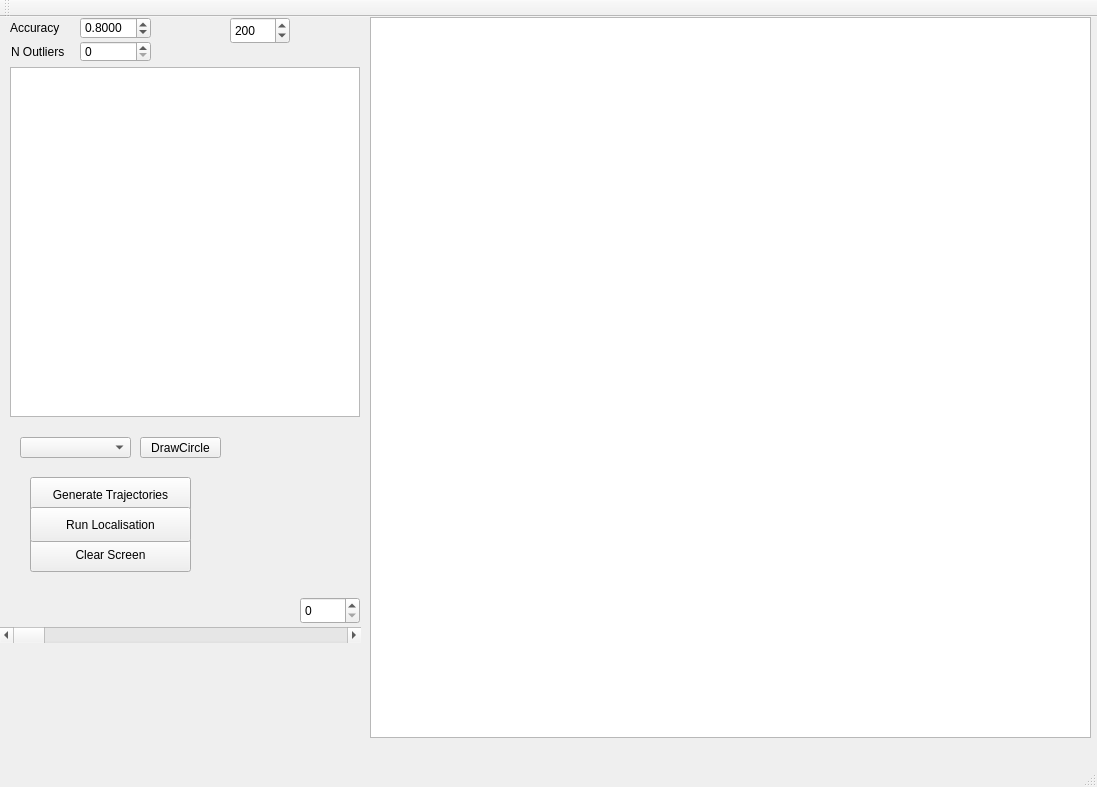
First picture: the form in mainwindow.ui, repository benEnsta/faultManchester, before the edit.
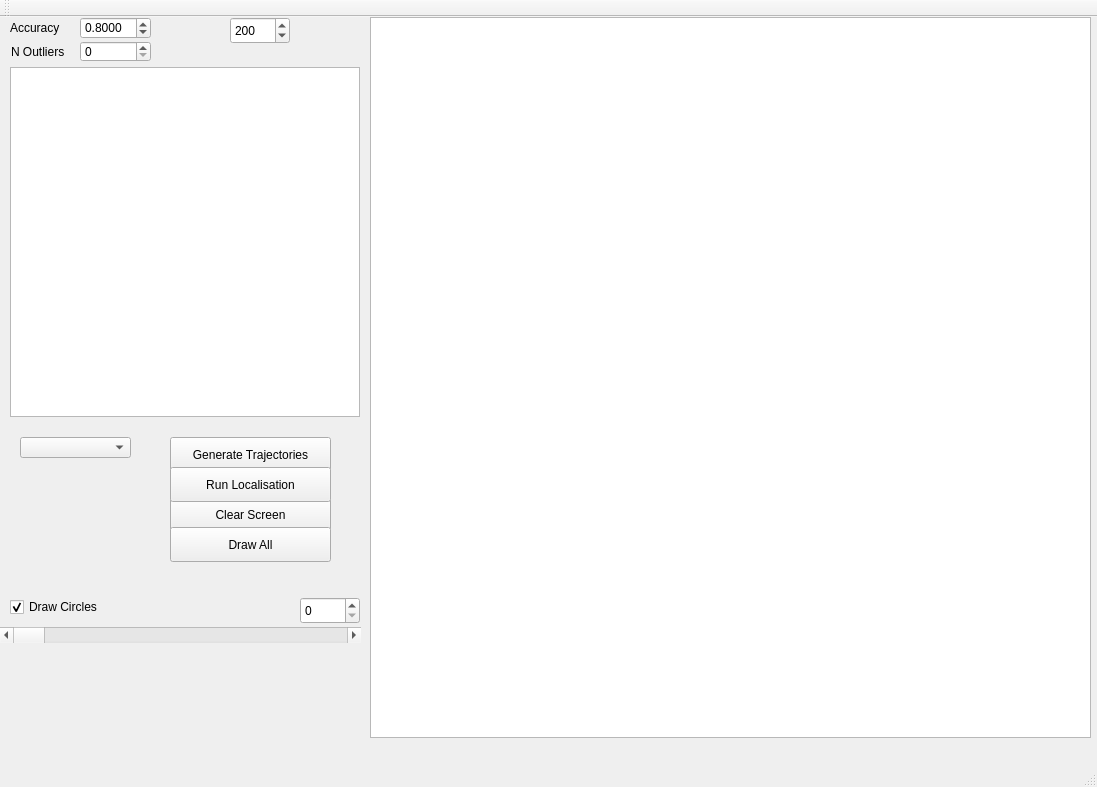
Second picture: the form after the edit.

Diff of the .ui file:
```diff
--- a/mainwindow.ui
+++ b/mainwindow.ui
@@ -93,8 +93,8 @@
    <widget class="QPushButton" name="clearButtton">
     <property name="geometry">
      <rect>
-      <x>30</x>
-      <y>520</y>
+      <x>170</x>
+      <y>480</y>
       <width>161</width>
       <height>35</height>
      </rect>
@@ -129,24 +129,11 @@
      </rect>
     </property>
    </widget>
-   <widget class="QPushButton" name="DrawCircleBtn">
-    <property name="geometry">
-     <rect>
-      <x>140</x>
-      <y>420</y>
-      <width>81</width>
-      <height>21</height>
-     </rect>
-    </property>
-    <property name="text">
-     <string>DrawCircle</string>
-    </property>
-   </widget>
    <widget class="QPushButton" name="runTestBtn">
     <property name="geometry">
      <rect>
-      <x>30</x>
-      <y>460</y>
+      <x>170</x>
+      <y>420</y>
       <width>161</width>
       <height>35</height>
      </rect>
@@ -210,8 +197,8 @@
    <widget class="QPushButton" name="contractAll">
     <property name="geometry">
      <rect>
-      <x>30</x>
-      <y>490</y>
+      <x>170</x>
+      <y>450</y>
       <width>161</width>
       <height>35</height>
      </rect>
@@ -220,6 +207,35 @@
      <string>Run Localisation</string>
     </property>
    </widget>
+   <widget class="QPushButton" name="drawAllButton">
+    <property name="geometry">
+     <rect>
+      <x>170</x>
+      <y>510</y>
+      <width>161</width>
+      <height>35</height>
+     </rect>
+    </property>
+    <property name="text">
+     <string>Draw All</string>
+    </property>
+   </widget>
+   <widget class="QCheckBox" name="drawCircles">
+    <property name="geometry">
+     <rect>
+      <x>10</x>
+      <y>580</y>
+      <width>161</width>
+      <height>20</height>
+     </rect>
+    </property>
+    <property name="text">
+     <string>Draw Circles</string>
+    </property>
+    <property name="checked">
+     <bool>true</bool>
+    </property>
+   </widget>
   </widget>
   <widget class="QMenuBar" name="menuBar">
    <property name="geometry">
```
Left out of the diff: 2 changed lines with no effect on the pictures.
